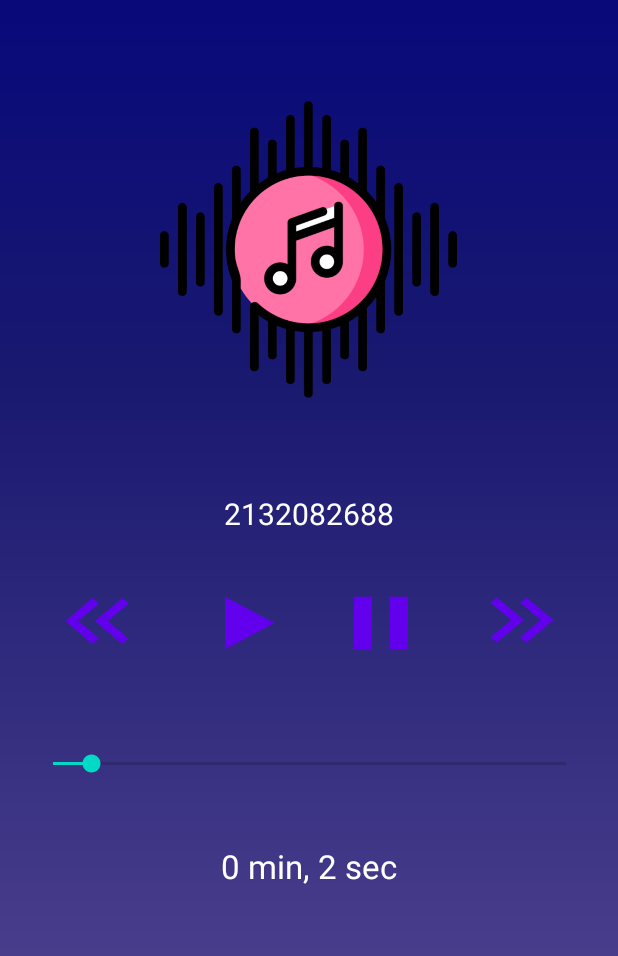
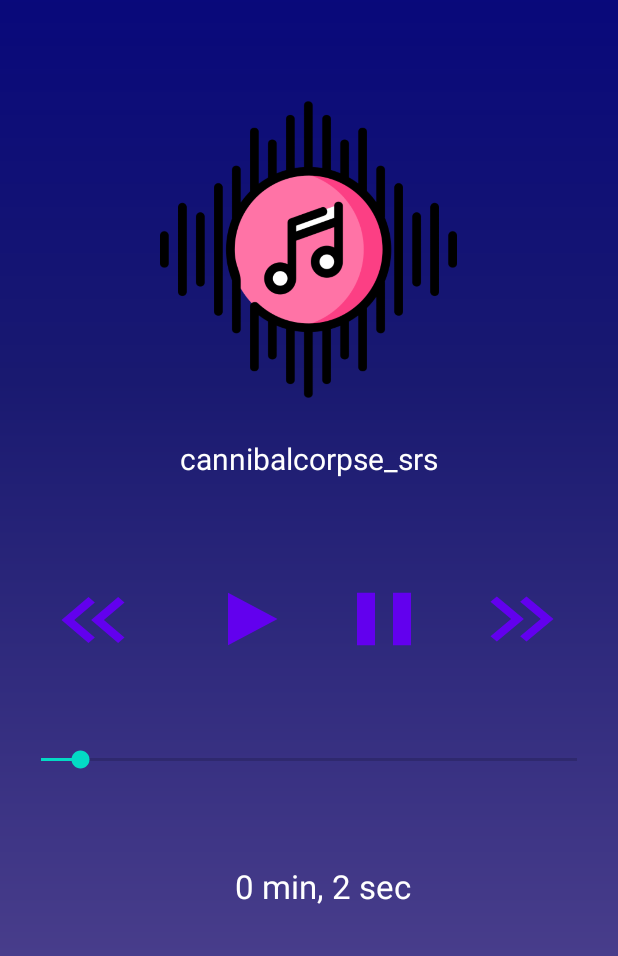
Before and after one commit to Naillton/MusicPlayer, an Android app: the screen it shows after launch (MainActivity), after a tap on an icon or button, on a phone screen of 412 x 824 dp, the part 280-1236 px from its top. Run offline under Robolectric (Android 15) with nearby library versions, the phone set to English and light mode, and no system bars.

Commit message:
Update project

```diff
--- a/app/src/main/java/com/example/musicplayer/MainActivity.kt
+++ b/app/src/main/java/com/example/musicplayer/MainActivity.kt
@@ -47,13 +47,14 @@ class MainActivity : AppCompatActivity() {
 
         skBar.isClickable = false
 
-        // setando o nome da musica
-        musicText.text = resources.getIdentifier(
+        // usando o resource getIdentifier para pegar o id da musica e em seguida
+        // setar o nome usando o getResourceEntryName() passando o id recebido como parametro
+        val id: Int = resources.getIdentifier(
             "cannibalcorpse_srs",
             "raw",
             packageName
-        ).toString()
-
+        )
+        musicText.text = resources.getResourceEntryName(id)
 
         // definindo funcoes do botao de play
         play.setOnClickListener(){
--- a/app/src/main/res/layout/activity_main.xml
+++ b/app/src/main/res/layout/activity_main.xml
@@ -37,93 +37,84 @@
         android:layout_width="72dp"
         android:layout_height="61dp"
         android:layout_marginStart="28dp"
-        android:layout_marginTop="514dp"
-        android:layout_marginEnd="283dp"
-        android:layout_marginBottom="44dp"
+        android:layout_marginTop="96dp"
+        android:layout_marginEnd="102dp"
         android:background="@drawable/baseline_keyboard_double_arrow_left_24"
-        app:layout_constraintBottom_toTopOf="@+id/seekBar"
-        app:layout_constraintEnd_toEndOf="@+id/btn5"
-        app:layout_constraintHorizontal_bias="0.6"
+        app:layout_constraintEnd_toEndOf="@+id/btn3"
+        app:layout_constraintHorizontal_bias="1.0"
         app:layout_constraintStart_toStartOf="parent"
-        app:layout_constraintTop_toTopOf="parent"
-        app:layout_constraintVertical_bias="0.0"
-        />
+        app:layout_constraintTop_toTopOf="@+id/textView2" />
 
     <Button
         android:id="@+id/btn3"
         android:layout_width="72dp"
         android:layout_height="60dp"
-        android:layout_marginStart="97dp"
-        android:layout_marginTop="62dp"
+        android:layout_marginTop="96dp"
         android:layout_marginEnd="92dp"
+        android:background="@drawable/baseline_play_arrow_24"
         app:layout_constraintEnd_toEndOf="@+id/btn4"
-        app:layout_constraintStart_toStartOf="@+id/btn2"
-        app:layout_constraintTop_toTopOf="@+id/textView2"
-        android:background="@drawable/baseline_play_arrow_24"
-       />
+        app:layout_constraintTop_toTopOf="@+id/textView2" />
 
     <Button
         android:id="@+id/btn4"
         android:layout_width="72dp"
         android:layout_height="60dp"
-        android:layout_marginStart="189dp"
-        android:layout_marginTop="62dp"
-        android:layout_marginEnd="94dp"
+        android:layout_marginTop="96dp"
+        android:layout_marginEnd="92dp"
         android:background="@drawable/baseline_pause_24"
         app:layout_constraintEnd_toEndOf="@+id/btn5"
-        app:layout_constraintStart_toStartOf="@+id/btn2"
         app:layout_constraintTop_toTopOf="@+id/textView2" />
 
     <Button
         android:id="@+id/btn5"
         android:layout_width="72dp"
         android:layout_height="60dp"
-        android:layout_marginTop="60dp"
+        android:layout_marginTop="96dp"
         android:layout_marginEnd="28dp"
+        android:background="@drawable/baseline_keyboard_double_arrow_right_24"
         app:layout_constraintEnd_toEndOf="parent"
-        app:layout_constraintTop_toTopOf="@+id/textView2"
-        android:background="@drawable/baseline_keyboard_double_arrow_right_24"
-        />
+        app:layout_constraintTop_toTopOf="@+id/textView2" />
 
     <TextView
         android:id="@+id/textView2"
-        android:layout_width="214dp"
-        android:layout_height="47dp"
-        android:layout_marginTop="256dp"
+        android:layout_width="372dp"
+        android:layout_height="82dp"
+        android:layout_marginTop="219dp"
+        android:padding="5dp"
         android:text="Song"
-        android:padding="5dp"
         android:textAlignment="center"
         android:textColor="@color/white"
         android:textSize="20sp"
         app:layout_constraintEnd_toEndOf="parent"
+        app:layout_constraintHorizontal_bias="0.508"
         app:layout_constraintStart_toStartOf="parent"
         app:layout_constraintTop_toTopOf="@+id/imageView"
         tools:ignore="MissingConstraints" />
 
     <SeekBar
         android:id="@+id/seekBar"
-        android:layout_width="374dp"
-        android:layout_height="27dp"
+        android:layout_width="389dp"
+        android:layout_height="38dp"
         android:layout_marginStart="20dp"
-        android:layout_marginTop="618dp"
+        android:layout_marginTop="87dp"
         android:layout_marginEnd="20dp"
         android:layout_marginBottom="32dp"
         app:layout_constraintBottom_toTopOf="@+id/textView3"
         app:layout_constraintEnd_toEndOf="parent"
         app:layout_constraintStart_toStartOf="parent"
-        app:layout_constraintTop_toTopOf="parent" />
+        app:layout_constraintTop_toTopOf="@+id/btn3" />
 
     <TextView
         android:id="@+id/textView3"
         android:layout_width="wrap_content"
         android:layout_height="wrap_content"
-        android:layout_marginBottom="37dp"
+        android:layout_marginBottom="32dp"
         android:text="00:00"
+        android:textColor="@color/white"
         android:textSize="22sp"
-        android:textColor="@color/white"
         app:layout_constraintBottom_toBottomOf="parent"
         app:layout_constraintEnd_toEndOf="parent"
-        app:layout_constraintStart_toStartOf="parent"
-        app:layout_constraintTop_toBottomOf="@+id/seekBar" />
+        app:layout_constraintHorizontal_bias="0.532"
+        app:layout_constraintStart_toStartOf="parent" />
 
 </androidx.constraintlayout.widget.ConstraintLayout>
```
